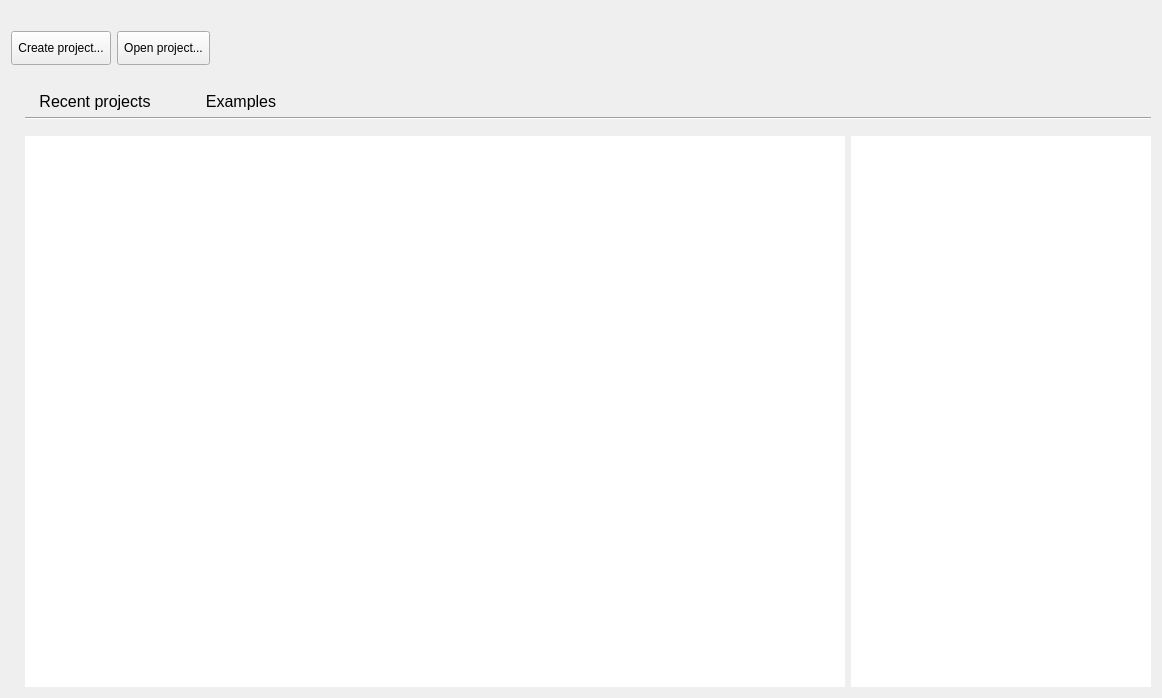
ghorwin/SIM-VICUS, file SIM-VICUS/src/SVWelcomeScreen.ui: the form before one commit.
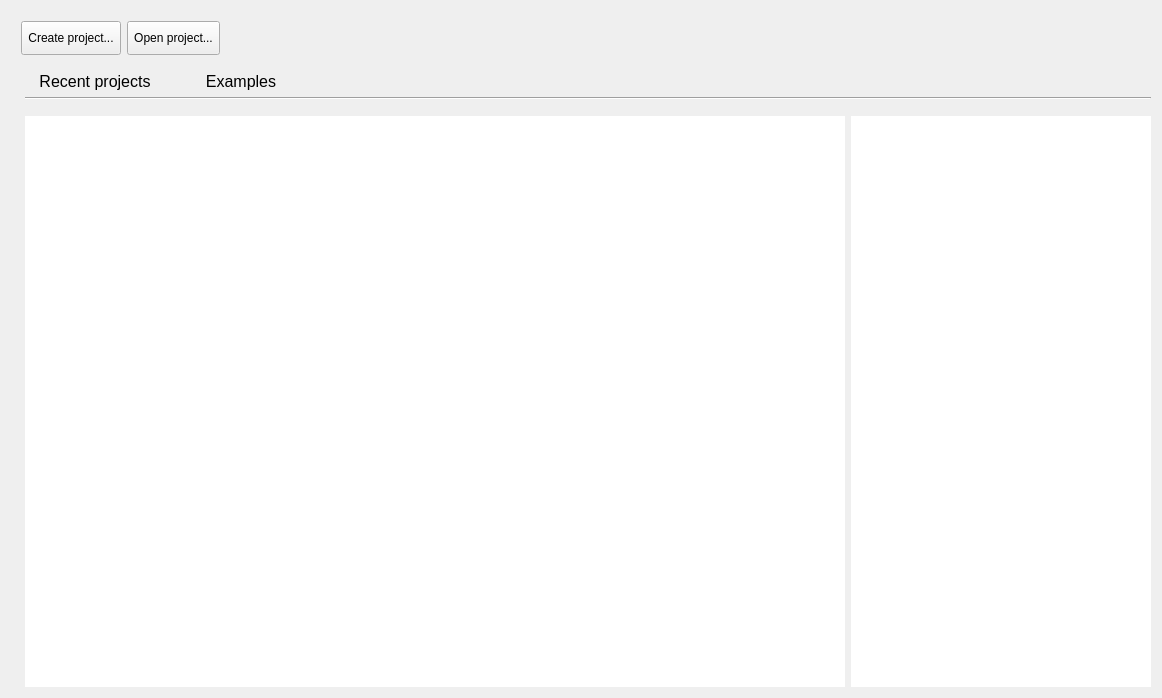
The form after the commit. Icons and pictures are not drawn. Custom widgets are drawn as their Qt base class.

Commit message: Updated welcome screen

The edit to the form file:
```diff
--- a/SIM-VICUS/src/SVWelcomeScreen.ui
+++ b/SIM-VICUS/src/SVWelcomeScreen.ui
@@ -35,13 +35,29 @@
      <property name="sizeHint" stdset="0">
       <size>
        <width>20</width>
-       <height>20</height>
+       <height>10</height>
       </size>
      </property>
     </spacer>
    </item>
    <item>
     <layout class="QHBoxLayout" name="horizontalLayout">
+     <item>
+      <spacer name="horizontalSpacer_2">
+       <property name="orientation">
+        <enum>Qt::Horizontal</enum>
+       </property>
+       <property name="sizeType">
+        <enum>QSizePolicy::Maximum</enum>
+       </property>
+       <property name="sizeHint" stdset="0">
+        <size>
+         <width>10</width>
+         <height>20</height>
+        </size>
+       </property>
+      </spacer>
+     </item>
      <item>
       <widget class="QToolButton" name="toolButtonNewProject">
        <property name="minimumSize">
@@ -130,7 +146,7 @@
      <property name="sizeHint" stdset="0">
       <size>
        <width>20</width>
-       <height>20</height>
+       <height>10</height>
       </size>
      </property>
     </spacer>
```
The commit also changes 4 other files.
